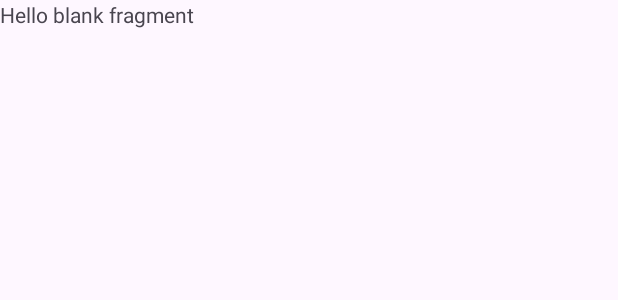
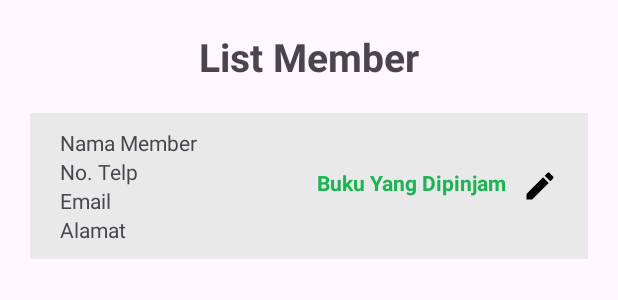
Before and after one commit to owenmarss/uas_pwdm, an Android app: the layout fragment_member.xml on its own in the app's theme, with its tools: preview values and no code run, on a phone screen of 412 x 824 dp. Shown: the top 300 px of the screen. Run offline under Robolectric (Android 15) with nearby library versions, the phone set to English and light mode, and no system bars.

Commit message:
Fragment Directory [Book, Member, Activity]
XML

```diff
--- a/app/src/main/res/layout/fragment_member.xml
+++ b/app/src/main/res/layout/fragment_member.xml
@@ -1,14 +1,80 @@
 <?xml version="1.0" encoding="utf-8"?>
-<FrameLayout xmlns:android="http://schemas.android.com/apk/res/android"
-    xmlns:tools="http://schemas.android.com/tools"
+<androidx.constraintlayout.widget.ConstraintLayout xmlns:android="http://schemas.android.com/apk/res/android"
     android:layout_width="match_parent"
     android:layout_height="match_parent"
-    tools:context=".MemberFragment">
+    android:layout_marginHorizontal="20dp"
+    xmlns:app="http://schemas.android.com/apk/res-auto">
 
-    <!-- TODO: Update blank fragment layout -->
     <TextView
+        android:id="@+id/MemberDirectoryHeadline"
+        android:layout_width="wrap_content"
+        android:layout_height="wrap_content"
+        android:text="List Member"
+        android:textSize="26dp"
+        android:textStyle="bold"
+        android:layout_gravity="center_horizontal"
+        android:layout_marginTop="20dp"
+        app:layout_constraintTop_toTopOf="parent"
+        app:layout_constraintStart_toStartOf="parent"
+        app:layout_constraintEnd_toEndOf="parent"/>
+
+    <LinearLayout
         android:layout_width="match_parent"
-        android:layout_height="match_parent"
-        android:text="@string/hello_blank_fragment" />
+        android:layout_height="wrap_content"
+        android:orientation="horizontal"
+        android:gravity="center_vertical"
+        android:layout_marginTop="20dp"
+        android:paddingHorizontal="20dp"
+        android:paddingVertical="10dp"
+        android:background="@color/divbg"
+        app:layout_constraintTop_toBottomOf="@+id/MemberDirectoryHeadline"
+        app:layout_constraintStart_toStartOf="parent"
+        app:layout_constraintEnd_toEndOf="parent">
 
-</FrameLayout>
+        <LinearLayout
+            android:layout_width="0dp"
+            android:layout_height="wrap_content"
+            android:layout_weight="1"
+            android:orientation="vertical">
+
+            <TextView
+                android:layout_width="wrap_content"
+                android:layout_height="wrap_content"
+                android:text="Nama Member"/>
+
+            <TextView
+                android:layout_width="wrap_content"
+                android:layout_height="wrap_content"
+                android:text="No. Telp"/>
+
+            <TextView
+                android:layout_width="wrap_content"
+                android:layout_height="wrap_content"
+                android:text="Email"/>
+
+            <TextView
+                android:layout_width="wrap_content"
+                android:layout_height="wrap_content"
+                android:text="Alamat"/>
+        </LinearLayout>
+
+        <LinearLayout
+            android:layout_width="wrap_content"
+            android:layout_height="wrap_content"
+            android:orientation="horizontal">
+
+            <TextView
+                android:layout_width="wrap_content"
+                android:layout_height="wrap_content"
+                android:layout_marginEnd="10dp"
+                android:textStyle="bold"
+                android:textColor="@color/green"
+                android:text="Buku Yang Dipinjam"/>
+
+            <ImageView
+                android:layout_width="wrap_content"
+                android:layout_height="wrap_content"
+                android:src="@drawable/baseline_edit_24"/>
+        </LinearLayout>
+    </LinearLayout>
+</androidx.constraintlayout.widget.ConstraintLayout>
```
Also changed, not shown: app/src/main/res/layout/fragment_activity.xml (+46 -18 lines), app/src/main/res/layout/fragment_book.xml (+5 -2 lines).
